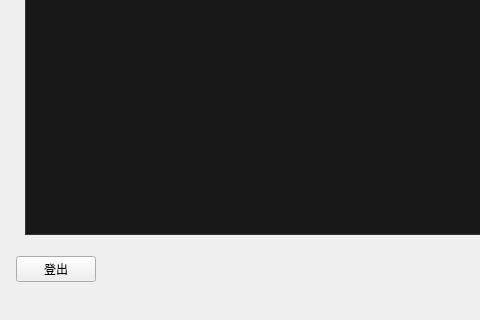
First picture: the form in Note_front/src/Editor/editor_window.ui, repository RIPTIDE-z/R-Note, before the edit; both pictures show x 0 to 480 and y 280 to 600 of the 1000 by 600 pixel window.
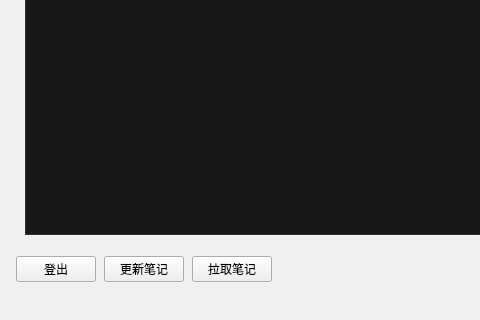
Second picture: the form after the edit.

What changed in the file:
```diff
--- a/Note_front/src/Editor/editor_window.ui
+++ b/Note_front/src/Editor/editor_window.ui
@@ -125,6 +125,23 @@
 				</property>
 			  </widget>
 			</item>
+
+				<item>
+					<widget class="QPushButton" name="updateButton">
+						<property name="text">
+							<string>更新笔记</string>
+						</property>
+					</widget>
+				</item>
+
+				<item>
+					<widget class="QPushButton" name="syncButton">
+						<property name="text">
+							<string>拉取笔记</string>
+						</property>
+					</widget>
+				</item>
+
 			<item>
 			  <spacer name="bottomSpacer">
 				<property name="orientation">
```
Left out of the diff: 2 changed lines with no effect on the pictures. Lines whose indentation alone changed are shown as unchanged.
